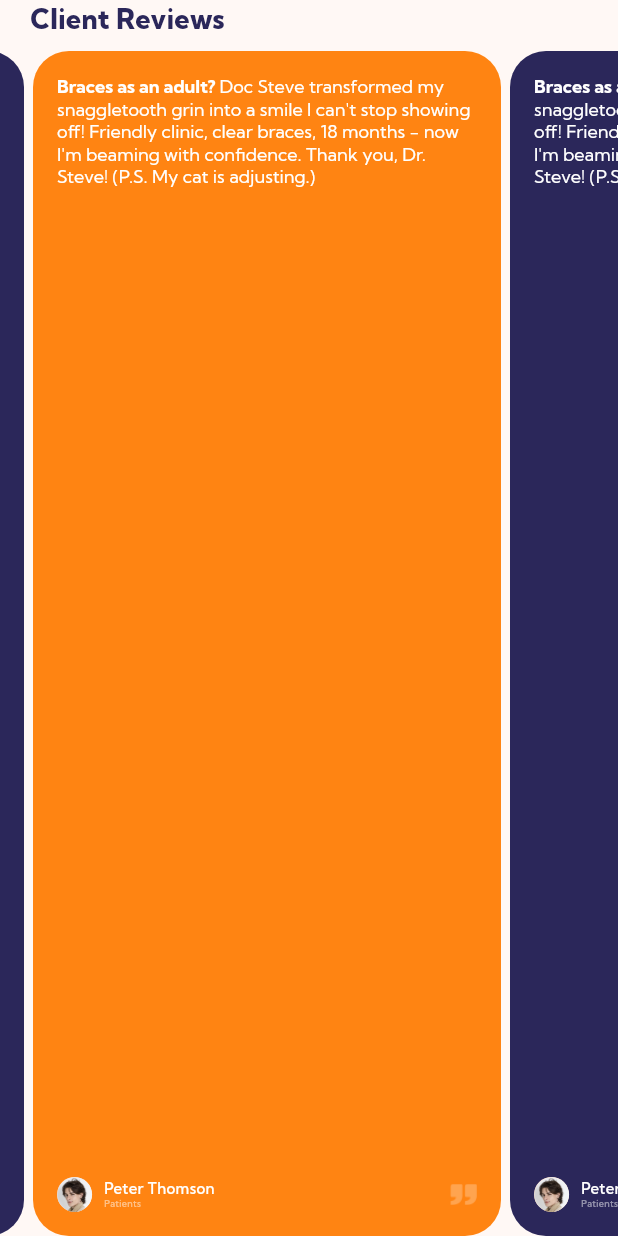
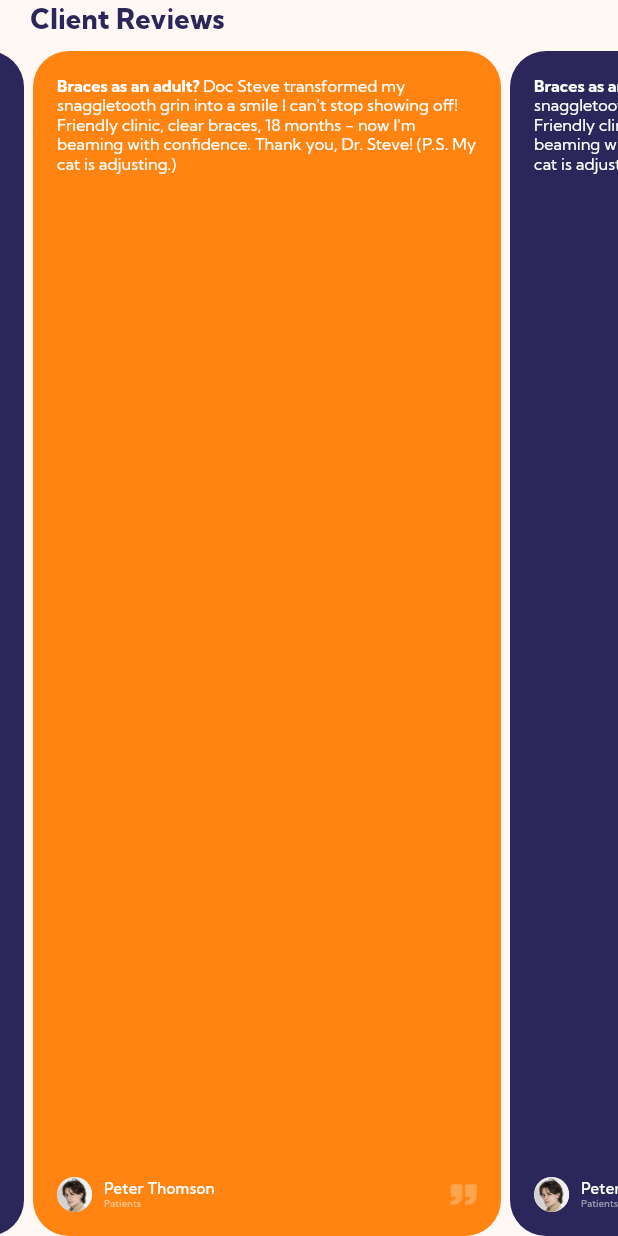
Before and after one commit to computers1418/orange-website, a Flutter app: the Reviews widget shown alone on an empty page, opened directly, on a phone screen of 412 x 824 dp. Run offline on Flutter 3.47's test engine with Material 3 defaults, Android fonts, the phone set to English and light mode, and no system bars; our stand-ins replace carousel_slider, dio, get, pinput, simple_gradient_text, url_strategy; missing offline and left inert: flutter_circular_text.

Commit message:
ui fixes

```diff
--- a/lib/widgets/profile_tab.dart
+++ b/lib/widgets/profile_tab.dart
@@ -6,7 +6,6 @@ import 'package:dentist_india_plus/responsive/size_responsive.dart';
 import 'package:dentist_india_plus/widgets/bottomsheet_close.dart';
 import 'package:flutter/gestures.dart';
 import 'package:flutter/material.dart';
-import 'package:get/get_connect/http/src/utils/utils.dart';
 
 import '../responsive/text_responsive.dart';
 
--- a/lib/widgets/reviews.dart
+++ b/lib/widgets/reviews.dart
@@ -45,7 +45,8 @@ class Reviews extends StatelessWidget {
                   borderRadius: BorderRadius.circular(height > 700 ? 24 : 16),
                   color: isBlue
                       ? const Color(0xFF2B275A)
-                        : const Color(0xFFFF8412)),
+                      : const Color(0xFFFF8412),
+                ),
                 child: Column(
                   mainAxisAlignment: MainAxisAlignment.spaceBetween,
                   children: [
@@ -56,9 +57,7 @@ class Reviews extends StatelessWidget {
                           fontFamily: "Kumbhsans",
                           fontWeight: FontWeight.w700,
                           color: Colors.white,
-                          fontSize: height > 700
-                              ? 12
-                              : TextResponsive.getResponsiveFontSize(
+                          fontSize: TextResponsive.getResponsiveFontSize(
                             context,
                             12,
                           ),
@@ -71,9 +70,7 @@ class Reviews extends StatelessWidget {
                               fontFamily: "Kumbhsans",
                               fontWeight: FontWeight.w400,
                               color: Colors.white,
-                              fontSize: height > 700
-                                  ? 12
-                                  : TextResponsive.getResponsiveFontSize(
+                              fontSize: TextResponsive.getResponsiveFontSize(
                                 context,
                                 12,
                               ),
```
Also changed, not shown: lib/booking_page.dart (+5 -5 lines), lib/widgets/profile_address.dart (+6 -6 lines). Lines whose indentation alone changed are shown as unchanged.
